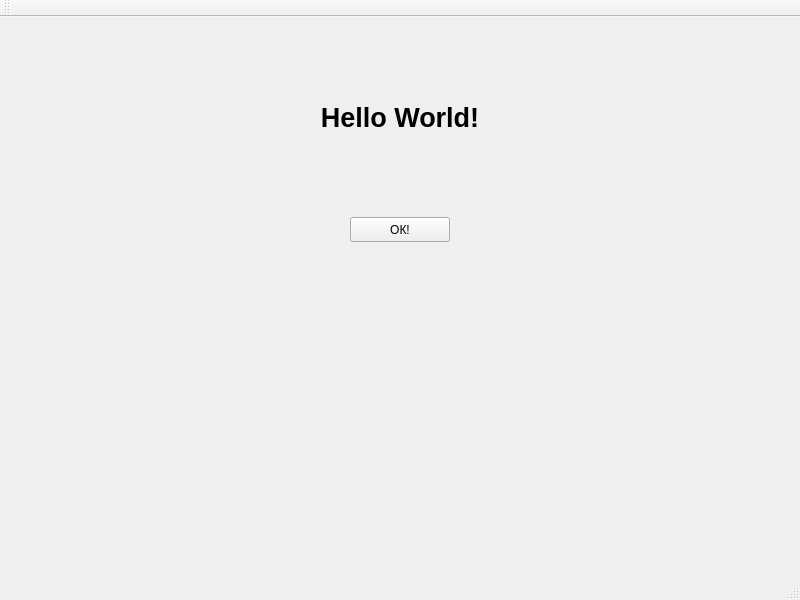
The window that FTA/style/mainwindow.ui (linkliti/File-Transfer-App) describes before a commit, drawn with Qt 5.
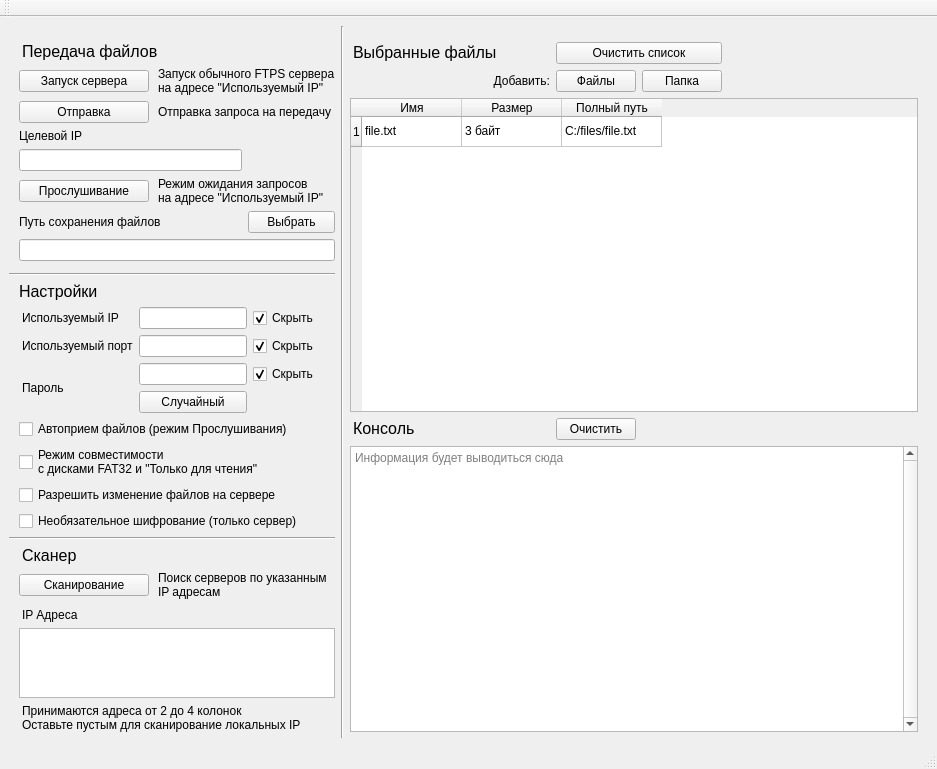
The same window after the commit.

What changed in the file:
```diff
--- a/FTA/style/mainwindow.ui
+++ b/FTA/style/mainwindow.ui
@@ -6,8 +6,8 @@
    <rect>
     <x>0</x>
     <y>0</y>
-    <width>800</width>
-    <height>600</height>
+    <width>937</width>
+    <height>735</height>
    </rect>
   </property>
   <property name="windowTitle">
@@ -17,60 +17,805 @@
    <enum>QTabWidget::Rounded</enum>
   </property>
   <widget class="QWidget" name="centralwidget">
-   <widget class="QLabel" name="label">
-    <property name="geometry">
-     <rect>
-      <x>0</x>
-      <y>50</y>
-      <width>800</width>
-      <height>100</height>
-     </rect>
-    </property>
-    <property name="font">
-     <font>
-      <pointsize>20</pointsize>
-      <weight>75</weight>
-      <bold>true</bold>
-     </font>
-    </property>
-    <property name="mouseTracking">
-     <bool>false</bool>
-    </property>
-    <property name="autoFillBackground">
-     <bool>false</bool>
-    </property>
-    <property name="text">
-     <string>Hello World!</string>
-    </property>
-    <property name="alignment">
-     <set>Qt::AlignCenter</set>
-    </property>
-   </widget>
-   <widget class="QPushButton" name="pushButton">
-    <property name="geometry">
-     <rect>
-      <x>350</x>
-      <y>200</y>
-      <width>100</width>
-      <height>25</height>
-     </rect>
-    </property>
-    <property name="text">
-     <string>ОК!</string>
-    </property>
-   </widget>
+   <layout class="QGridLayout" name="gridLayout_6">
+    <item row="7" column="0">
+     <spacer name="verticalSpacer">
+      <property name="orientation">
+       <enum>Qt::Vertical</enum>
+      </property>
+      <property name="sizeHint" stdset="0">
+       <size>
+        <width>20</width>
+        <height>40</height>
+       </size>
+      </property>
+     </spacer>
+    </item>
+    <item row="0" column="1" rowspan="9">
+     <widget class="Line" name="line">
+      <property name="orientation">
+       <enum>Qt::Vertical</enum>
+      </property>
+     </widget>
+    </item>
+    <item row="3" column="0">
+     <widget class="Line" name="line_4">
+      <property name="orientation">
+       <enum>Qt::Horizontal</enum>
+      </property>
+     </widget>
+    </item>
+    <item row="1" column="0">
+     <layout class="QGridLayout" name="gridLayout_2">
+      <property name="leftMargin">
+       <number>10</number>
+      </property>
+      <property name="topMargin">
+       <number>10</number>
+      </property>
+      <item row="4" column="0" colspan="2">
+       <widget class="QLineEdit" name="target_ip_field">
+        <property name="maxLength">
+         <number>15</number>
+        </property>
+       </widget>
+      </item>
+      <item row="2" column="1" colspan="2">
+       <widget class="QLabel" name="label_12">
+        <property name="text">
+         <string>Отправка запроса на передачу</string>
+        </property>
+        <property name="indent">
+         <number>3</number>
+        </property>
+       </widget>
+      </item>
+      <item row="0" column="0" colspan="2">
+       <widget class="QLabel" name="label_9">
+        <property name="sizePolicy">
+         <sizepolicy hsizetype="Fixed" vsizetype="Fixed">
+          <horstretch>0</horstretch>
+          <verstretch>0</verstretch>
+         </sizepolicy>
+        </property>
+        <property name="text">
+         <string>&lt;html&gt;&lt;head/&gt;&lt;body&gt;&lt;p&gt;&lt;span style=&quot; font-size:12pt;&quot;&gt;Передача файлов&lt;/span&gt;&lt;/p&gt;&lt;/body&gt;&lt;/html&gt;</string>
+        </property>
+        <property name="indent">
+         <number>3</number>
+        </property>
+       </widget>
+      </item>
+      <item row="2" column="0">
+       <widget class="QPushButton" name="sendToggle">
+        <property name="minimumSize">
+         <size>
+          <width>130</width>
+          <height>0</height>
+         </size>
+        </property>
+        <property name="cursor">
+         <cursorShape>PointingHandCursor</cursorShape>
+        </property>
+        <property name="text">
+         <string>Отправка</string>
+        </property>
+       </widget>
+      </item>
+      <item row="5" column="0">
+       <widget class="QPushButton" name="listenToggle">
+        <property name="minimumSize">
+         <size>
+          <width>130</width>
+          <height>0</height>
+         </size>
+        </property>
+        <property name="cursor">
+         <cursorShape>PointingHandCursor</cursorShape>
+        </property>
+        <property name="text">
+         <string>Прослушивание</string>
+        </property>
+       </widget>
+      </item>
+      <item row="5" column="1" colspan="2">
+       <widget class="QLabel" name="label_13">
+        <property name="text">
+         <string>Режим ожидания запросов
+на адресе &quot;Используемый IP&quot;</string>
+        </property>
+        <property name="indent">
+         <number>3</number>
+        </property>
+       </widget>
+      </item>
+      <item row="3" column="0" colspan="3">
+       <widget class="QLabel" name="label_17">
+        <property name="text">
+         <string>Целевой IP</string>
+        </property>
+       </widget>
+      </item>
+      <item row="1" column="0">
+       <widget class="QPushButton" name="serverToggle">
+        <property name="minimumSize">
+         <size>
+          <width>130</width>
+          <height>0</height>
+         </size>
+        </property>
+        <property name="cursor">
+         <cursorShape>PointingHandCursor</cursorShape>
+        </property>
+        <property name="text">
+         <string>Запуск сервера</string>
+        </property>
+       </widget>
+      </item>
+      <item row="8" column="0" colspan="3">
+       <widget class="QLineEdit" name="save_path_field"/>
+      </item>
+      <item row="1" column="1" colspan="2">
+       <widget class="QLabel" name="label_11">
+        <property name="text">
+         <string>Запуск обычного FTPS сервера
+на адресе &quot;Используемый IP&quot;</string>
+        </property>
+        <property name="indent">
+         <number>3</number>
+        </property>
+       </widget>
+      </item>
+      <item row="7" column="0" colspan="2">
+       <widget class="QLabel" name="label_15">
+        <property name="text">
+         <string>Путь сохранения файлов</string>
+        </property>
+       </widget>
+      </item>
+      <item row="7" column="2">
+       <widget class="QPushButton" name="pathSelectButton">
+        <property name="cursor">
+         <cursorShape>PointingHandCursor</cursorShape>
+        </property>
+        <property name="text">
+         <string>Выбрать</string>
+        </property>
+       </widget>
+      </item>
+     </layout>
+    </item>
+    <item row="6" column="0">
+     <layout class="QGridLayout" name="gridLayout">
+      <property name="sizeConstraint">
+       <enum>QLayout::SetDefaultConstraint</enum>
+      </property>
+      <property name="leftMargin">
+       <number>10</number>
+      </property>
+      <item row="1" column="0">
+       <widget class="QPushButton" name="scanToggle">
+        <property name="sizePolicy">
+         <sizepolicy hsizetype="Maximum" vsizetype="Fixed">
+          <horstretch>0</horstretch>
+          <verstretch>1</verstretch>
+         </sizepolicy>
+        </property>
+        <property name="minimumSize">
+         <size>
+          <width>130</width>
+          <height>0</height>
+         </size>
+        </property>
+        <property name="maximumSize">
+         <size>
+          <width>81</width>
+          <height>16777215</height>
+         </size>
+        </property>
+        <property name="baseSize">
+         <size>
+          <width>0</width>
+          <height>0</height>
+         </size>
+        </property>
+        <property name="cursor">
+         <cursorShape>PointingHandCursor</cursorShape>
+        </property>
+        <property name="styleSheet">
+         <string notr="true"/>
+        </property>
+        <property name="text">
+         <string>Сканирование</string>
+        </property>
+       </widget>
+      </item>
+      <item row="0" column="0" colspan="2">
+       <widget class="QLabel" name="label_2">
+        <property name="sizePolicy">
+         <sizepolicy hsizetype="Fixed" vsizetype="Fixed">
+          <horstretch>0</horstretch>
+          <verstretch>0</verstretch>
+         </sizepolicy>
+        </property>
+        <property name="text">
+         <string>&lt;html&gt;&lt;head/&gt;&lt;body&gt;&lt;p&gt;&lt;span style=&quot; font-size:12pt;&quot;&gt;Сканер&lt;/span&gt;&lt;/p&gt;&lt;/body&gt;&lt;/html&gt;</string>
+        </property>
+        <property name="alignment">
+         <set>Qt::AlignLeading|Qt::AlignLeft|Qt::AlignVCenter</set>
+        </property>
+        <property name="indent">
+         <number>3</number>
+        </property>
+       </widget>
+      </item>
+      <item row="2" column="0" colspan="3">
+       <widget class="QLabel" name="label">
+        <property name="sizePolicy">
+         <sizepolicy hsizetype="Preferred" vsizetype="Fixed">
+          <horstretch>0</horstretch>
+          <verstretch>0</verstretch>
+         </sizepolicy>
+        </property>
+        <property name="text">
+         <string>&lt;html&gt;&lt;head/&gt;&lt;body&gt;&lt;p&gt;IP Адреса&lt;/p&gt;&lt;/body&gt;&lt;/html&gt;</string>
+        </property>
+        <property name="alignment">
+         <set>Qt::AlignLeading|Qt::AlignLeft|Qt::AlignTop</set>
+        </property>
+        <property name="margin">
+         <number>1</number>
+        </property>
+        <property name="indent">
+         <number>3</number>
+        </property>
+       </widget>
+      </item>
+      <item row="1" column="1" colspan="2">
+       <widget class="QLabel" name="label_16">
+        <property name="text">
+         <string>Поиск серверов по указанным
+IP адресам</string>
+        </property>
+        <property name="indent">
+         <number>3</number>
+        </property>
+       </widget>
+      </item>
+      <item row="5" column="0" colspan="3">
+       <widget class="QLabel" name="label_5">
+        <property name="sizePolicy">
+         <sizepolicy hsizetype="Preferred" vsizetype="Fixed">
+          <horstretch>0</horstretch>
+          <verstretch>0</verstretch>
+         </sizepolicy>
+        </property>
+        <property name="text">
+         <string>Принимаются адреса от 2 до 4 колонок
+Оставьте пустым для сканирование локальных IP</string>
+        </property>
+        <property name="indent">
+         <number>3</number>
+        </property>
+       </widget>
+      </item>
+      <item row="3" column="0" colspan="3">
+       <widget class="QTextEdit" name="scan_field">
+        <property name="enabled">
+         <bool>true</bool>
+        </property>
+        <property name="sizePolicy">
+         <sizepolicy hsizetype="Expanding" vsizetype="Preferred">
+          <horstretch>0</horstretch>
+          <verstretch>0</verstretch>
+         </sizepolicy>
+        </property>
+        <property name="baseSize">
+         <size>
+          <width>0</width>
+          <height>71</height>
+         </size>
+        </property>
+        <property name="sizeAdjustPolicy">
+         <enum>QAbstractScrollArea::AdjustToContentsOnFirstShow</enum>
+        </property>
+       </widget>
+      </item>
+     </layout>
+    </item>
+    <item row="5" column="0">
+     <widget class="Line" name="line_2">
+      <property name="orientation">
+       <enum>Qt::Horizontal</enum>
+      </property>
+     </widget>
+    </item>
+    <item row="1" column="2" rowspan="7" colspan="3">
+     <layout class="QVBoxLayout" name="verticalLayout">
+      <property name="topMargin">
+       <number>10</number>
+      </property>
+      <item>
+       <layout class="QGridLayout" name="gridLayout_5">
+        <property name="rightMargin">
+         <number>10</number>
+        </property>
+        <item row="1" column="5" rowspan="2">
+         <spacer name="horizontalSpacer">
+          <property name="orientation">
+           <enum>Qt::Horizontal</enum>
+          </property>
+          <property name="sizeHint" stdset="0">
+           <size>
+            <width>40</width>
+            <height>20</height>
+           </size>
+          </property>
+         </spacer>
+        </item>
+        <item row="1" column="0">
+         <widget class="QLabel" name="label_10">
+          <property name="sizePolicy">
+           <sizepolicy hsizetype="Minimum" vsizetype="Fixed">
+            <horstretch>0</horstretch>
+            <verstretch>0</verstretch>
+           </sizepolicy>
+          </property>
+          <property name="minimumSize">
+           <size>
+            <width>200</width>
+            <height>0</height>
+           </size>
+          </property>
+          <property name="text">
+           <string>&lt;html&gt;&lt;head/&gt;&lt;body&gt;&lt;p&gt;&lt;span style=&quot; font-size:12pt;&quot;&gt;Выбранные файлы&lt;/span&gt;&lt;/p&gt;&lt;/body&gt;&lt;/html&gt;</string>
+          </property>
+          <property name="indent">
+           <number>3</number>
+          </property>
+         </widget>
+        </item>
+        <item row="4" column="0" colspan="6">
+         <layout class="QGridLayout" name="gridLayout_3">
+          <item row="1" column="1">
+           <widget class="QPushButton" name="console_ButtonClear">
+            <property name="sizePolicy">
+             <sizepolicy hsizetype="Fixed" vsizetype="Fixed">
+              <horstretch>0</horstretch>
+              <verstretch>0</verstretch>
+             </sizepolicy>
+            </property>
+            <property name="text">
+             <string>Очистить</string>
+            </property>
+           </widget>
+          </item>
+          <item row="1" column="0">
+           <widget class="QLabel" name="label_3">
+            <property name="sizePolicy">
+             <sizepolicy hsizetype="Minimum" vsizetype="Fixed">
+              <horstretch>0</horstretch>
+              <verstretch>0</verstretch>
+             </sizepolicy>
+            </property>
+            <property name="minimumSize">
+             <size>
+              <width>200</width>
+              <height>0</height>
+             </size>
+            </property>
+            <property name="font">
+             <font>
+              <pointsize>12</pointsize>
+             </font>
+            </property>
+            <property name="text">
+             <string>Консоль</string>
+            </property>
+            <property name="indent">
+             <number>3</number>
+            </property>
+           </widget>
+          </item>
+          <item row="1" column="2">
+           <spacer name="horizontalSpacer_2">
+            <property name="orientation">
+             <enum>Qt::Horizontal</enum>
+            </property>
+            <property name="sizeHint" stdset="0">
+             <size>
+              <width>40</width>
+              <height>20</height>
+             </size>
+            </property>
+           </spacer>
+          </item>
+          <item row="3" column="0" colspan="3">
+           <widget class="QTextBrowser" name="console">
+            <property name="verticalScrollBarPolicy">
+             <enum>Qt::ScrollBarAlwaysOn</enum>
+            </property>
+            <property name="html">
+             <string>&lt;!DOCTYPE HTML PUBLIC &quot;-//W3C//DTD HTML 4.0//EN&quot; &quot;http://www.w3.org/TR/REC-html40/strict.dtd&quot;&gt;
+&lt;html&gt;&lt;head&gt;&lt;meta name=&quot;qrichtext&quot; content=&quot;1&quot; /&gt;&lt;style type=&quot;text/css&quot;&gt;
+p, li { white-space: pre-wrap; }
+&lt;/style&gt;&lt;/head&gt;&lt;body style=&quot; font-family:'MS Shell Dlg 2'; font-size:8.25pt; font-weight:400; font-style:normal;&quot;&gt;
+&lt;p style=&quot;-qt-paragraph-type:empty; margin-top:0px; margin-bottom:0px; margin-left:0px; margin-right:0px; -qt-block-indent:0; text-indent:0px;&quot;&gt;&lt;br /&gt;&lt;/p&gt;&lt;/body&gt;&lt;/html&gt;</string>
+            </property>
+            <property name="acceptRichText">
+             <bool>false</bool>
+            </property>
+            <property name="cursorWidth">
+             <number>1</number>
+            </property>
+            <property name="placeholderText">
+             <string>Информация будет выводиться сюда</string>
+            </property>
+           </widget>
+          </item>
+         </layout>
+        </item>
+        <item row="2" column="2" colspan="3">
+         <widget class="QPushButton" name="fTableSelectFolder">
+          <property name="text">
+           <string>Папка</string>
+          </property>
+         </widget>
+        </item>
+        <item row="1" column="1" colspan="4">
+         <widget class="QPushButton" name="fTableClear">
+          <property name="text">
+           <string>Очистить список</string>
+          </property>
+         </widget>
+        </item>
+        <item row="2" column="0">
+         <widget class="QLabel" name="label_18">
+          <property name="text">
+           <string>Добавить:</string>
+          </property>
+          <property name="alignment">
+           <set>Qt::AlignRight|Qt::AlignTrailing|Qt::AlignVCenter</set>
+          </property>
+         </widget>
+        </item>
+        <item row="2" column="1">
+         <widget class="QPushButton" name="fTableSelectFiles">
+          <property name="sizePolicy">
+           <sizepolicy hsizetype="Fixed" vsizetype="Fixed">
+            <horstretch>0</horstretch>
+            <verstretch>0</verstretch>
+           </sizepolicy>
+          </property>
+          <property name="cursor">
+           <cursorShape>PointingHandCursor</cursorShape>
+          </property>
+          <property name="text">
+           <string>Файлы</string>
+          </property>
+         </widget>
+        </item>
+        <item row="3" column="0" colspan="6">
+         <widget class="QTableWidget" name="filesTable">
+          <property name="sizePolicy">
+           <sizepolicy hsizetype="Expanding" vsizetype="Expanding">
+            <horstretch>0</horstretch>
+            <verstretch>0</verstretch>
+           </sizepolicy>
+          </property>
+          <property name="minimumSize">
+           <size>
+            <width>0</width>
+            <height>0</height>
+           </size>
+          </property>
+          <property name="maximumSize">
+           <size>
+            <width>16777215</width>
+            <height>16777215</height>
+           </size>
+          </property>
+          <property name="sizeAdjustPolicy">
+           <enum>QAbstractScrollArea::AdjustToContentsOnFirstShow</enum>
+          </property>
+          <property name="gridStyle">
+           <enum>Qt::SolidLine</enum>
+          </property>
+          <row>
+           <property name="text">
+            <string>1</string>
+           </property>
+          </row>
+          <column>
+           <property name="text">
+            <string>Имя</string>
+           </property>
+          </column>
+          <column>
+           <property name="text">
+            <string>Размер</string>
+           </property>
+          </column>
+          <column>
+           <property name="text">
+            <string>Полный путь</string>
+           </property>
+          </column>
+          <item row="0" column="0">
+           <property name="text">
+            <string>file.txt</string>
+           </property>
+          </item>
+          <item row="0" column="1">
+           <property name="text">
+            <string>3 байт</string>
+           </property>
+          </item>
+          <item row="0" column="2">
+           <property name="text">
+            <string>C:/files/file.txt</string>
+           </property>
+          </item>
+         </widget>
+        </item>
+       </layout>
+      </item>
+     </layout>
+    </item>
+    <item row="4" column="0">
+     <layout class="QGridLayout" name="gridLayout_4">
+      <property name="sizeConstraint">
+       <enum>QLayout::SetDefaultConstraint</enum>
+      </property>
+      <property name="leftMargin">
+       <number>10</number>
+      </property>
+      <item row="0" column="0" colspan="2">
+       <widget class="QLabel" name="label_6">
+        <property name="sizePolicy">
+         <sizepolicy hsizetype="Fixed" vsizetype="Fixed">
+          <horstretch>0</horstretch>
+          <verstretch>0</verstretch>
+         </sizepolicy>
+        </property>
+        <property name="text">
+         <string>&lt;html&gt;&lt;head/&gt;&lt;body&gt;&lt;p&gt;&lt;span style=&quot; font-size:12pt;&quot;&gt;Настройки&lt;/span&gt;&lt;/p&gt;&lt;/body&gt;&lt;/html&gt;</string>
+        </property>
+        <property name="alignment">
+         <set>Qt::AlignLeading|Qt::AlignLeft|Qt::AlignVCenter</set>
+        </property>
+       </widget>
+      </item>
+      <item row="3" column="2">
+       <widget class="QCheckBox" name="hide_pwd_field">
+        <property name="cursor">
+         <cursorShape>PointingHandCursor</cursorShape>
+        </property>
+        <property name="text">
+         <string>Скрыть</string>
+        </property>
+        <property name="checked">
+         <bool>true</bool>
+        </property>
+       </widget>
+      </item>
+      <item row="1" column="0">
+       <widget class="QLabel" name="label_8">
+        <property name="sizePolicy">
+         <sizepolicy hsizetype="Fixed" vsizetype="Fixed">
+          <horstretch>0</horstretch>
+          <verstretch>0</verstretch>
+         </sizepolicy>
+        </property>
+        <property name="text">
+         <string>Используемый IP</string>
+        </property>
+        <property name="indent">
+         <number>3</number>
+        </property>
+       </widget>
+      </item>
+      <item row="3" column="1">
+       <widget class="QLineEdit" name="pwd_field">
+        <property name="sizePolicy">
+         <sizepolicy hsizetype="Minimum" vsizetype="Fixed">
+          <horstretch>0</horstretch>
+          <verstretch>0</verstretch>
+         </sizepolicy>
+        </property>
+        <property name="inputMethodHints">
+         <set>Qt::ImhHiddenText|Qt::ImhNoAutoUppercase|Qt::ImhNoPredictiveText|Qt::ImhSensitiveData</set>
+        </property>
+        <property name="echoMode">
+         <enum>QLineEdit::Password</enum>
+        </property>
+       </widget>
+      </item>
+      <item row="5" column="1">
+       <widget class="QLabel" name="label_14">
+        <property name="sizePolicy">
+         <sizepolicy hsizetype="Fixed" vsizetype="Fixed">
+          <horstretch>0</horstretch>
+          <verstretch>0</verstretch>
+         </sizepolicy>
+        </property>
+        <property name="text">
+         <string/>
+        </property>
+        <property name="alignment">
+         <set>Qt::AlignLeading|Qt::AlignLeft|Qt::AlignTop</set>
+        </property>
+       </widget>
+      </item>
+      <item row="1" column="1">
+       <widget class="QLineEdit" name="ip_field">
+        <property name="sizePolicy">
+         <sizepolicy hsizetype="Minimum" vsizetype="Fixed">
+          <horstretch>0</horstretch>
+          <verstretch>0</verstretch>
+         </sizepolicy>
+        </property>
+        <property name="maxLength">
+         <number>15</number>
+        </property>
+        <property name="echoMode">
+         <enum>QLineEdit::Password</enum>
+        </property>
+       </widget>
+      </item>
+      <item row="2" column="2">
+       <widget class="QCheckBox" name="hide_port_field">
+        <property name="cursor">
+         <cursorShape>PointingHandCursor</cursorShape>
+        </property>
+        <property name="text">
+         <string>Скрыть</string>
+        </property>
+        <property name="checked">
+         <bool>true</bool>
+        </property>
+       </widget>
+      </item>
+      <item row="1" column="2">
+       <widget class="QCheckBox" name="hide_ip_field">
+        <property name="cursor">
+         <cursorShape>PointingHandCursor</cursorShape>
+        </property>
+        <property name="text">
+         <string>Скрыть</string>
+        </property>
+        <property name="checked">
+         <bool>true</bool>
+        </property>
+       </widget>
+      </item>
+      <item row="2" column="1">
+       <widget class="QLineEdit" name="port_field">
+        <property name="sizePolicy">
+         <sizepolicy hsizetype="Minimum" vsizetype="Fixed">
+          <horstretch>0</horstretch>
+          <verstretch>0</verstretch>
+         </sizepolicy>
+        </property>
+        <property name="inputMethodHints">
+         <set>Qt::ImhDigitsOnly|Qt::ImhHiddenText|Qt::ImhNoAutoUppercase|Qt::ImhNoPredictiveText|Qt::ImhSensitiveData</set>
+        </property>
+        <property name="maxLength">
+         <number>5</number>
+        </property>
+        <property name="echoMode">
+         <enum>QLineEdit::Password</enum>
+        </property>
+        <property name="placeholderText">
+         <string/>
+        </property>
+       </widget>
+      </item>
+      <item row="2" column="0">
+       <widget class="QLabel" name="label_4">
+        <property name="sizePolicy">
+         <sizepolicy hsizetype="Fixed" vsizetype="Fixed">
+          <horstretch>0</horstretch>
+          <verstretch>0</verstretch>
+         </sizepolicy>
+        </property>
+        <property name="text">
+         <string>Используемый порт</string>
+        </property>
+        <property name="alignment">
+         <set>Qt::AlignLeading|Qt::AlignLeft|Qt::AlignVCenter</set>
+        </property>
+        <property name="indent">
+         <number>3</number>
+        </property>
+       </widget>
+      </item>
+      <item row="9" column="0" colspan="3">
+       <widget class="QCheckBox" name="write_check">
+        <property name="sizePolicy">
+         <sizepolicy hsizetype="Fixed" vsizetype="Fixed">
+          <horstretch>0</horstretch>
+          <verstretch>0</verstretch>
+         </sizepolicy>
+        </property>
+        <property name="cursor">
+         <cursorShape>PointingHandCursor</cursorShape>
+        </property>
+        <property name="text">
+         <string>Разрешить изменение файлов на сервере</string>
+        </property>
+       </widget>
+      </item>
+      <item row="10" column="0" colspan="3">
+       <widget class="QCheckBox" name="nocert_check">
+        <property name="sizePolicy">
+         <sizepolicy hsizetype="Fixed" vsizetype="Fixed">
+          <horstretch>0</horstretch>
+          <verstretch>0</verstretch>
+         </sizepolicy>
+        </property>
+        <property name="cursor">
+         <cursorShape>PointingHandCursor</cursorShape>
+        </property>
+        <property name="text">
+         <string>Необязательное шифрование (только сервер)</string>
+        </property>
+       </widget>
+      </item>
+      <item row="4" column="1">
+       <widget class="QPushButton" name="pwd_field_random">
+        <property name="text">
+         <string>Случайный</string>
+        </property>
+       </widget>
+      </item>
+      <item row="7" column="0" rowspan="2" colspan="3">
+       <widget class="QCheckBox" name="legacy_check">
+        <property name="sizePolicy">
+         <sizepolicy hsizetype="Fixed" vsizetype="Fixed">
+          <horstretch>0</horstretch>
+          <verstretch>0</verstretch>
+         </sizepolicy>
+        </property>
+        <property name="cursor">
+         <cursorShape>PointingHandCursor</cursorShape>
+        </property>
+        <property name="text">
+         <string>Режим совместимости 
+с дисками FAT32 и &quot;Только для чтения&quot;</string>
+        </property>
+       </widget>
+      </item>
+      <item row="3" column="0" rowspan="2">
+       <widget class="QLabel" name="label_7">
+        <property name="sizePolicy">
+         <sizepolicy hsizetype="Minimum" vsizetype="Minimum">
+          <horstretch>0</horstretch>
+          <verstretch>0</verstretch>
+         </sizepolicy>
+        </property>
+        <property name="text">
+         <string>Пароль</string>
+        </property>
+        <property name="indent">
+         <number>3</number>
+        </property>
+       </widget>
+      </item>
+      <item row="5" column="0" rowspan="2" colspan="3">
+       <widget class="QCheckBox" name="autoaccept_check">
+        <property name="cursor">
+         <cursorShape>PointingHandCursor</cursorShape>
+        </property>
+        <property name="text">
+         <string>Автоприем файлов (режим Прослушивания)</string>
+        </property>
+       </widget>
+      </item>
+     </layout>
+    </item>
+   </layout>
   </widget>
-  <widget class="QMenuBar" name="menubar">
-   <property name="geometry">
-    <rect>
-     <x>0</x>
-     <y>0</y>
-     <width>800</width>
-     <height>22</height>
-    </rect>
-   </property>
-  </widget>
-  <widget class="QStatusBar" name="statusbar"/>
   <widget class="QToolBar" name="toolBar">
    <property name="windowTitle">
     <string>toolBar</string>
@@ -82,6 +827,7 @@
     <bool>false</bool>
    </attribute>
   </widget>
+  <widget class="QStatusBar" name="statusbar"/>
  </widget>
  <resources/>
  <connections/>
```
